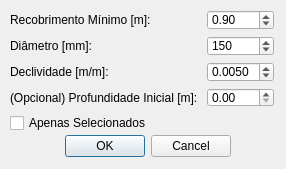
EL-BID/red_basica, file recobrimento_dialog.ui: the form before one commit.
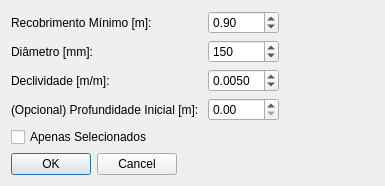
The form after the commit. Custom widgets are drawn as their Qt base class.

Commit message: Formatting widgets

```diff
--- a/recobrimento_dialog.ui
+++ b/recobrimento_dialog.ui
@@ -6,39 +6,16 @@
    <rect>
     <x>0</x>
     <y>0</y>
-    <width>286</width>
-    <height>169</height>
+    <width>385</width>
+    <height>183</height>
    </rect>
   </property>
   <property name="windowTitle">
    <string>saniBID RedBasica</string>
   </property>
-  <widget class="QDialogButtonBox" name="buttonBox">
-   <property name="geometry">
-    <rect>
-     <x>10</x>
-     <y>130</y>
-     <width>221</width>
-     <height>32</height>
-    </rect>
-   </property>
-   <property name="orientation">
-    <enum>Qt::Horizontal</enum>
-   </property>
-   <property name="standardButtons">
-    <set>QDialogButtonBox::Cancel|QDialogButtonBox::Ok</set>
-   </property>
-  </widget>
-  <widget class="QWidget" name="formLayoutWidget">
-   <property name="geometry">
-    <rect>
-     <x>10</x>
-     <y>10</y>
-     <width>264</width>
-     <height>123</height>
-    </rect>
-   </property>
-   <layout class="QFormLayout" name="formLayout">
+  <layout class="QFormLayout" name="formLayout_2">
+   <item row="0" column="0">
+    <layout class="QGridLayout" name="gridLayout">
     <item row="0" column="0">
      <widget class="QLabel" name="label">
       <property name="text">
@@ -46,27 +23,6 @@
       </property>
      </widget>
     </item>
-    <item row="1" column="0">
-     <widget class="QLabel" name="label_2">
-      <property name="text">
-       <string>Diâmetro [mm]: </string>
-      </property>
-     </widget>
-    </item>
-    <item row="2" column="0">
-     <widget class="QLabel" name="label_3">
-      <property name="text">
-       <string>Declividade [m/m]: </string>
-      </property>
-     </widget>
-    </item>
-    <item row="3" column="0">
-     <widget class="QLabel" name="label_4">
-      <property name="text">
-       <string>(Opcional) Profundidade Inicial [m]: </string>
-      </property>
-     </widget>
-    </item>
     <item row="0" column="1">
      <widget class="QgsDoubleSpinBox" name="qdsbRecobrimento">
       <property name="minimum">
@@ -80,6 +36,13 @@
       </property>
      </widget>
     </item>
+     <item row="1" column="0">
+      <widget class="QLabel" name="label_2">
+       <property name="text">
+        <string>Diâmetro [mm]: </string>
+       </property>
+      </widget>
+     </item>
     <item row="1" column="1">
      <widget class="QgsDoubleSpinBox" name="qdsbDiamentro">
       <property name="decimals">
@@ -99,6 +62,13 @@
       </property>
      </widget>
     </item>
+     <item row="2" column="0">
+      <widget class="QLabel" name="label_3">
+       <property name="text">
+        <string>Declividade [m/m]: </string>
+       </property>
+      </widget>
+     </item>
     <item row="2" column="1">
      <widget class="QgsDoubleSpinBox" name="qdsbDeclividade">
       <property name="decimals">
@@ -115,6 +85,13 @@
       </property>
      </widget>
     </item>
+     <item row="3" column="0">
+      <widget class="QLabel" name="label_4">
+       <property name="text">
+        <string>(Opcional) Profundidade Inicial [m]: </string>
+       </property>
+      </widget>
+     </item>
     <item row="3" column="1">
      <widget class="QgsDoubleSpinBox" name="qdsbProfundidade"/>
     </item>
@@ -126,7 +103,18 @@
      </widget>
     </item>
    </layout>
-  </widget>
+   </item>
+   <item row="1" column="0">
+    <widget class="QDialogButtonBox" name="buttonBox">
+     <property name="orientation">
+      <enum>Qt::Horizontal</enum>
+     </property>
+     <property name="standardButtons">
+      <set>QDialogButtonBox::Cancel|QDialogButtonBox::Ok</set>
+     </property>
+    </widget>
+   </item>
+  </layout>
  </widget>
  <customwidgets>
   <customwidget>
```
Lines whose indentation alone changed are shown as unchanged. The commit also changes 5 other files.
